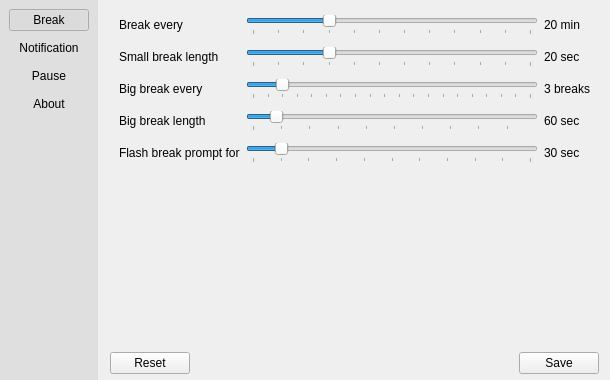
Above: src/pref-window.ui from AllanChain/sane-break before the change. Below: the same form after it.
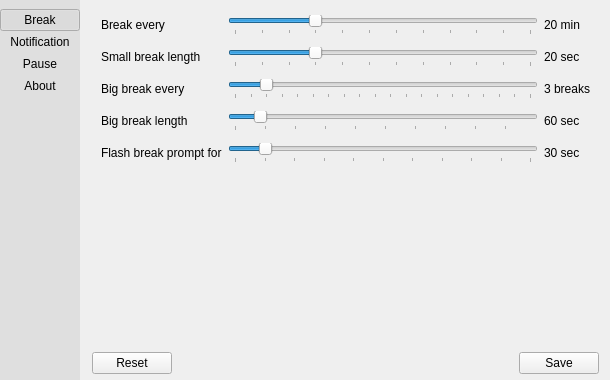
That is the form after the change. Icons and pictures are not drawn. Custom widgets are drawn as their Qt base class.

Commit message: improve tab switcher style

What changed in the file:
```diff
--- a/src/pref-window.ui
+++ b/src/pref-window.ui
@@ -32,6 +32,15 @@
       <string notr="true">QWidget#sideBar {background-color: rgba(100, 100, 100, 30);}</string>
      </property>
      <layout class="QVBoxLayout" name="verticalLayout_5">
+      <property name="spacing">
+       <number>0</number>
+      </property>
+      <property name="leftMargin">
+       <number>0</number>
+      </property>
+      <property name="rightMargin">
+       <number>0</number>
+      </property>
       <item>
        <widget class="QPushButton" name="tabBreakButton">
         <property name="text">
```
Left out of the diff: 13 changed lines with no effect on the pictures.
